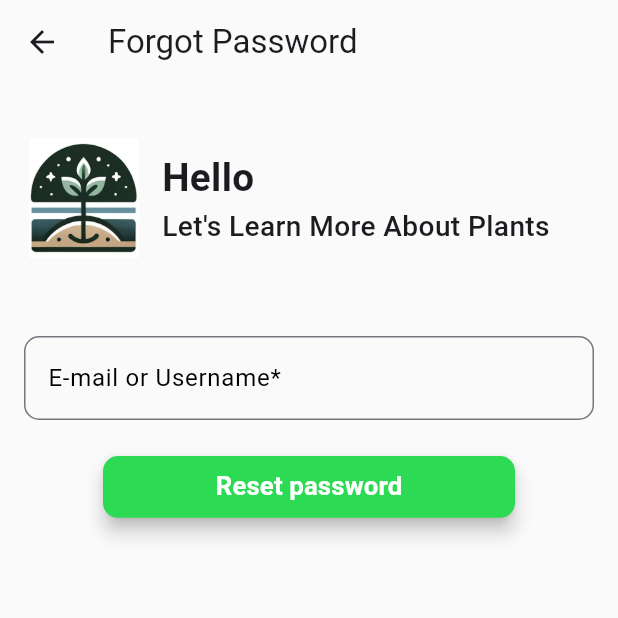
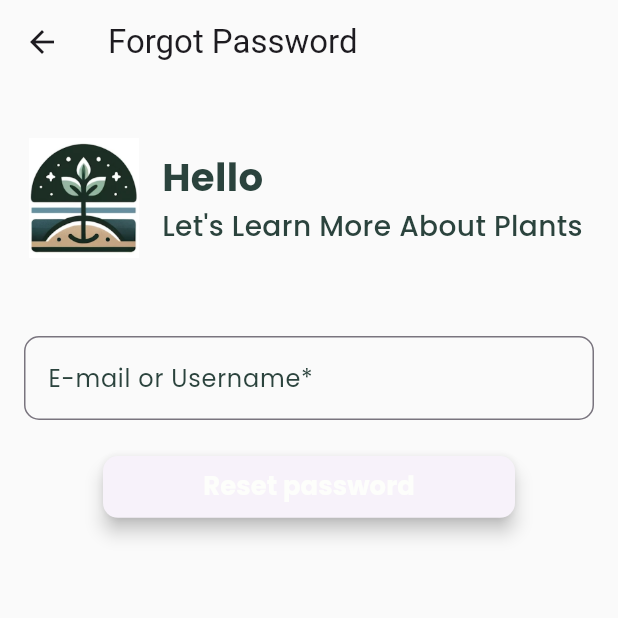
Before and after one commit to ekinalaydin/plant_app, a Flutter app: the ForgotPasswordScreen screen opened directly, on a phone screen of 412 x 824 dp, the top half of it. Run offline on Flutter 3.47's test engine with Material 3 defaults, Android fonts, the phone set to English and light mode, and no system bars; our stand-ins replace dropdown_search, firebase_auth, firebase_core, geocoding, google_fonts, google_maps_flutter and 3 more; missing offline and left inert: flutter_verification_code; accounts and stored records are empty; statements that could not run were skipped.

Commit message:
theme changes for each pages

```diff
--- a/lib/screens/login/forgot_password_screen.dart
+++ b/lib/screens/login/forgot_password_screen.dart
@@ -1,5 +1,8 @@
 import 'package:flutter/material.dart';
+import 'package:google_fonts/google_fonts.dart';
 import 'package:plant_app/helpers/screen_size_helper.dart';
+import 'package:plant_app/themes/colors.dart';
+
 class ForgotPasswordScreen extends StatelessWidget {
   String _emailOrUsername = '';
 
@@ -39,14 +42,16 @@ class ForgotPasswordScreen extends StatelessWidget {
                       children: [
                         Text(
                           'Hello',
-                          style: TextStyle(
+                          style: GoogleFonts.poppins(
+                            color: AppColors.onSurface,
                             fontSize: screenWidth / 16,
                             fontWeight: FontWeight.bold,
                           ),
                         ),
                         Text(
                           "Let's Learn More About Plants",
-                          style: TextStyle(
+                          style: GoogleFonts.poppins(
+                            color: AppColors.onSurface,
                             fontSize: screenWidth / 22,
                             fontWeight: FontWeight.w500,
                           ),
@@ -59,7 +64,7 @@ class ForgotPasswordScreen extends StatelessWidget {
               TextFormField(
                 decoration: InputDecoration(
                   labelText: 'E-mail or Username*',
-                  labelStyle: TextStyle(color: Colors.black),
+                  labelStyle: GoogleFonts.poppins(color: AppColors.onSurface),
                   border: OutlineInputBorder(
                     borderRadius: BorderRadius.circular(10.0),
                   ),
@@ -105,7 +110,7 @@ class ForgotPasswordScreen extends StatelessWidget {
                           print("Reset password");
                         },
                         style: ElevatedButton.styleFrom(
-                          backgroundColor: Color(0xFF2DDA53),
+                          backgroundColor: AppColors.primaryVariant,
                           elevation: 5,
                           shape: RoundedRectangleBorder(
                             borderRadius: BorderRadius.circular(10.0),
@@ -113,8 +118,8 @@ class ForgotPasswordScreen extends StatelessWidget {
                         ),
                         child: Text(
                           'Reset password',
-                          style: TextStyle(
-                              color: Colors.white,
+                          style: GoogleFonts.poppins(
+                              color: AppColors.onPrimary,
                               fontSize: screenWidth / 24,
                               fontWeight: FontWeight.w700),
                         ),
--- a/lib/screens/user_favorites_screen.dart
+++ b/lib/screens/user_favorites_screen.dart
@@ -53,7 +53,8 @@ class _UserFavoritesScreenState extends State<UserFavoritesScreen> {
       appBar: PreferredSize(
         preferredSize: const Size.fromHeight(70.0), // the desired height
         child: AppBar(
-          backgroundColor: Colors.white,
+          surfaceTintColor: Colors.transparent,
+          backgroundColor: AppColors.background,
           elevation: 0.5,
           title: Text(
             "My Favorite Posts",
--- a/lib/screens/user_posts.dart
+++ b/lib/screens/user_posts.dart
@@ -53,7 +53,8 @@ class _UserPostState extends State<UserPost> {
       appBar: PreferredSize(
         preferredSize: const Size.fromHeight(70.0), // the desired height
         child: AppBar(
-          backgroundColor: Colors.white,
+          surfaceTintColor: Colors.transparent,
+          backgroundColor: AppColors.background,
           elevation: 0.5,
           title: Text(
             "My Posts",
```
Also changed, not shown: lib/screens/profile_screen.dart (+82 -37 lines).
